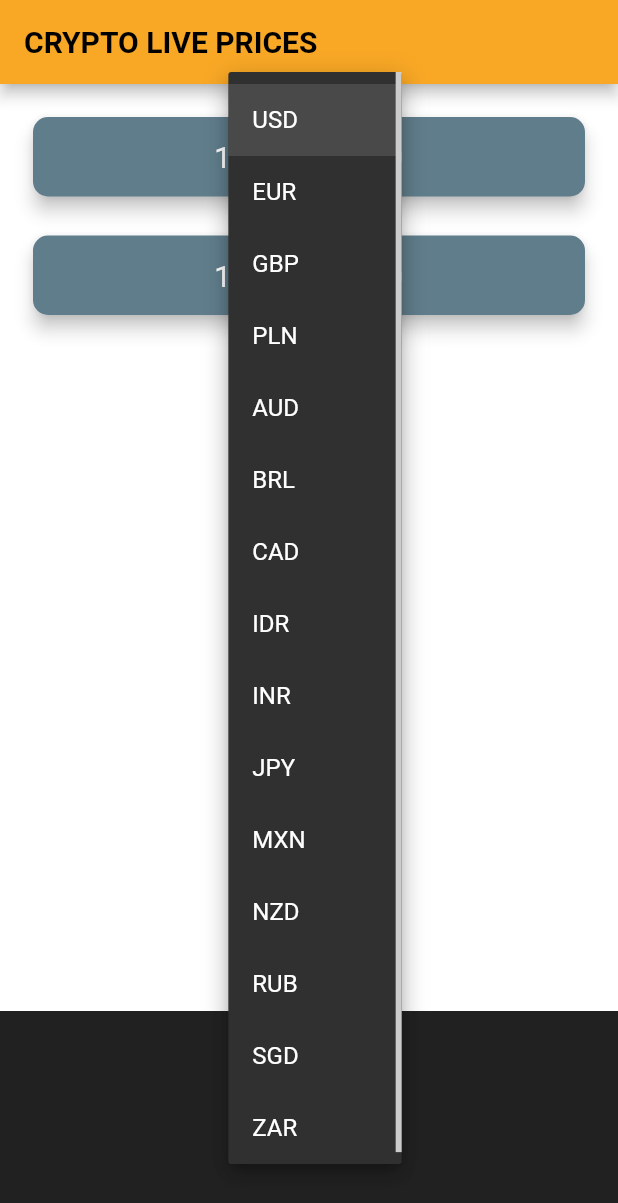
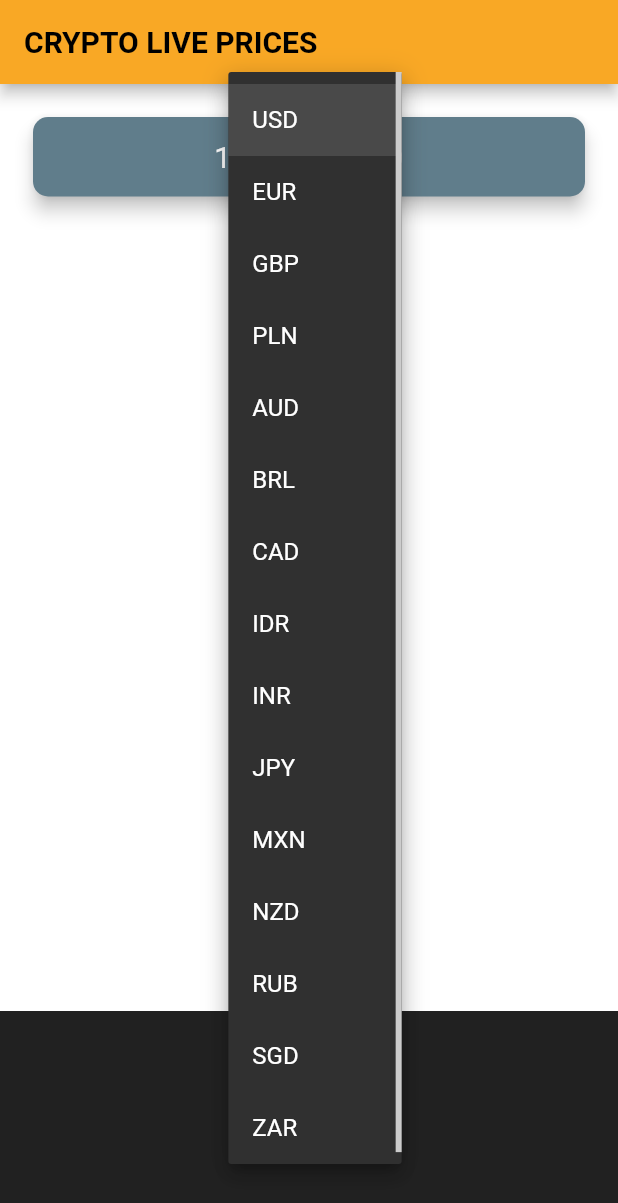
Before and after one commit to piotrstanny/flutter-crypto-live, a Flutter app: the screen it shows after launch, after a tap on "USD", on a phone screen of 412 x 824 dp. Shown: the top 1203 px of the screen. Run offline on Flutter 3.47's test engine with Material 2 defaults, Android fonts, the phone set to English and light mode, and no system bars; network calls fail.

```diff
--- a/lib/price_screen.dart
+++ b/lib/price_screen.dart
@@ -73,6 +73,17 @@ class _PriceScreenState extends State<PriceScreen> {
     }
   }
 
+  List<Widget> getCryptoList() {
+    List<CryptoCard> cryptoCards = [];
+
+    cryptoCards.add(CryptoCard(
+      selectedCoin: 'BTC',
+      price: isWaiting ? '?' : coinValues['BTC'],
+      selectedCurrency: selectedCurrency,
+    ));
+    return cryptoCards;
+  }
+
   @override
   void initState() {
     super.initState();
@@ -97,18 +108,7 @@ class _PriceScreenState extends State<PriceScreen> {
         children: <Widget>[
           Column(
             crossAxisAlignment: CrossAxisAlignment.stretch,
-            children: <Widget>[
-              CryptoCard(
-                selectedCoin: 'BTC',
-                price: isWaiting ? '?' : coinValues['BTC'],
-                selectedCurrency: selectedCurrency,
-              ),
-              CryptoCard(
-                selectedCoin: 'BTC',
-                price: isWaiting ? '?' : coinValues['BTC'],
-                selectedCurrency: selectedCurrency,
-              ),
-            ],
+            children: getCryptoList(),
           ),
           Container(
             height: 150.0,
```
